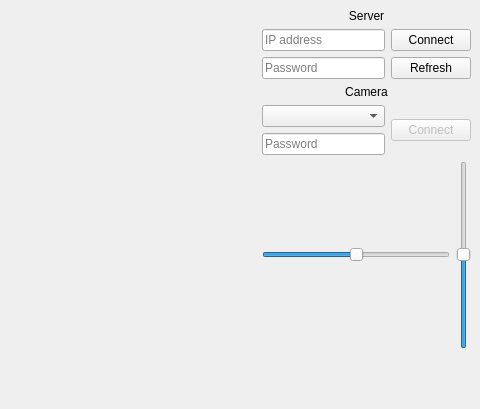
Before: the Qt Designer form gui/designs/main_window.ui in oleksandr-valentirov/remote_cam_app, drawn with Qt 5; both pictures show x 241 to 721 and y 0 to 409 of the 721 by 531 pixel window.
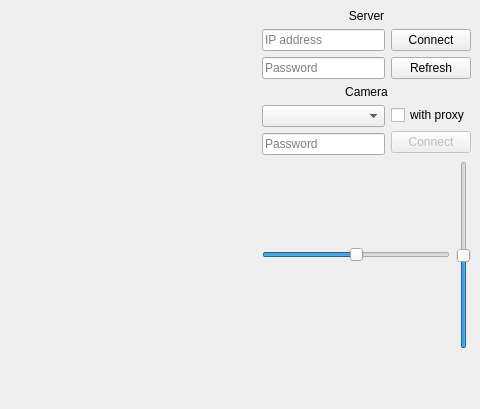
After: the same form once the commit is applied.

```diff
--- a/gui/designs/main_window.ui
+++ b/gui/designs/main_window.ui
@@ -125,6 +125,15 @@
            </layout>
           </item>
           <item>
+           <layout class="QVBoxLayout" name="verticalLayout_5">
+            <item>
+             <widget class="QCheckBox" name="proxy_checkBox">
+              <property name="text">
+               <string>with proxy</string>
+              </property>
+             </widget>
+            </item>
+            <item>
            <widget class="QPushButton" name="camera_connect_btn">
             <property name="enabled">
              <bool>false</bool>
@@ -138,6 +147,8 @@
         </item>
        </layout>
       </item>
+       </layout>
+      </item>
       <item>
        <layout class="QHBoxLayout" name="control_layout">
         <item>
@@ -148,9 +159,15 @@
             <height>0</height>
            </size>
           </property>
-          <property name="value">
+          <property name="minimum">
+           <number>-50</number>
+          </property>
+          <property name="maximum">
            <number>50</number>
           </property>
+          <property name="value">
+           <number>0</number>
+          </property>
           <property name="orientation">
            <enum>Qt::Horizontal</enum>
           </property>
@@ -164,9 +181,15 @@
             <height>188</height>
            </size>
           </property>
-          <property name="value">
+          <property name="minimum">
+           <number>-50</number>
+          </property>
+          <property name="maximum">
            <number>50</number>
           </property>
+          <property name="value">
+           <number>0</number>
+          </property>
           <property name="orientation">
            <enum>Qt::Vertical</enum>
           </property>
```
Left out of the diff: 33 changed lines with no effect on the pictures. Lines whose indentation alone changed are shown as unchanged.
